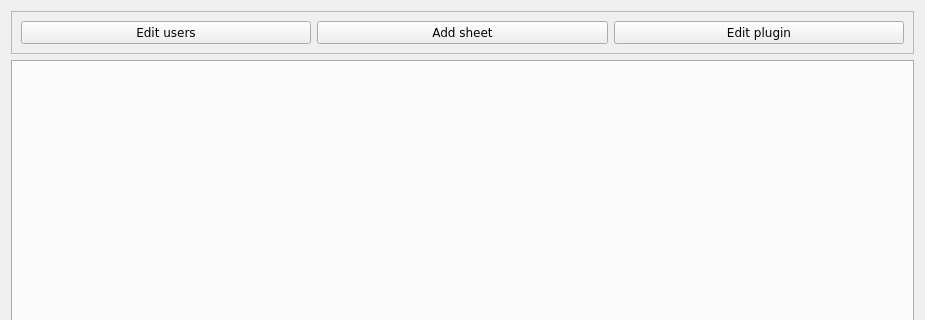
Above: resources/workbook.ui from lesca-research/piccel before the change; both pictures show x 0 to 925 and y 0 to 320 of the 925 by 663 pixel window. Below: the same form after it.
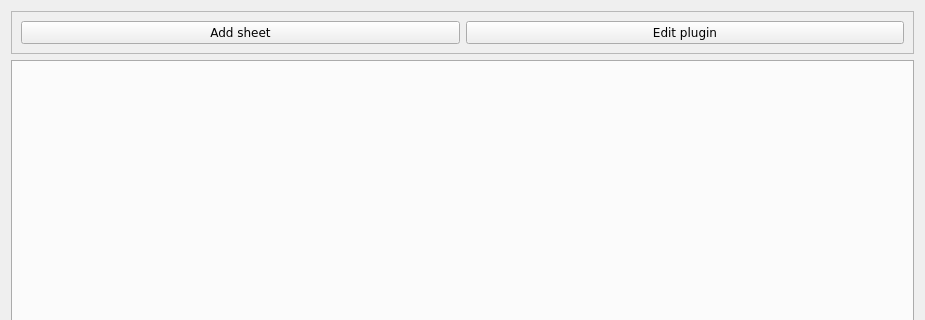
That is the form after the change.

Commit message: salt for encrption can be given when constructing workbook. Clean up deprecated code. Put tabs of sheets with names starting with __ at the end

Diff of the .ui file:
```diff
--- a/resources/workbook.ui
+++ b/resources/workbook.ui
@@ -28,13 +28,6 @@
       <enum>QFrame::Raised</enum>
      </property>
      <layout class="QHBoxLayout" name="horizontalLayout">
-      <item>
-       <widget class="QPushButton" name="edit_user_button">
-        <property name="text">
-         <string>Edit users</string>
-        </property>
-       </widget>
-      </item>
       <item>
        <widget class="QPushButton" name="add_sheet_button">
         <property name="text">
```
The commit also changes 1 other file.
